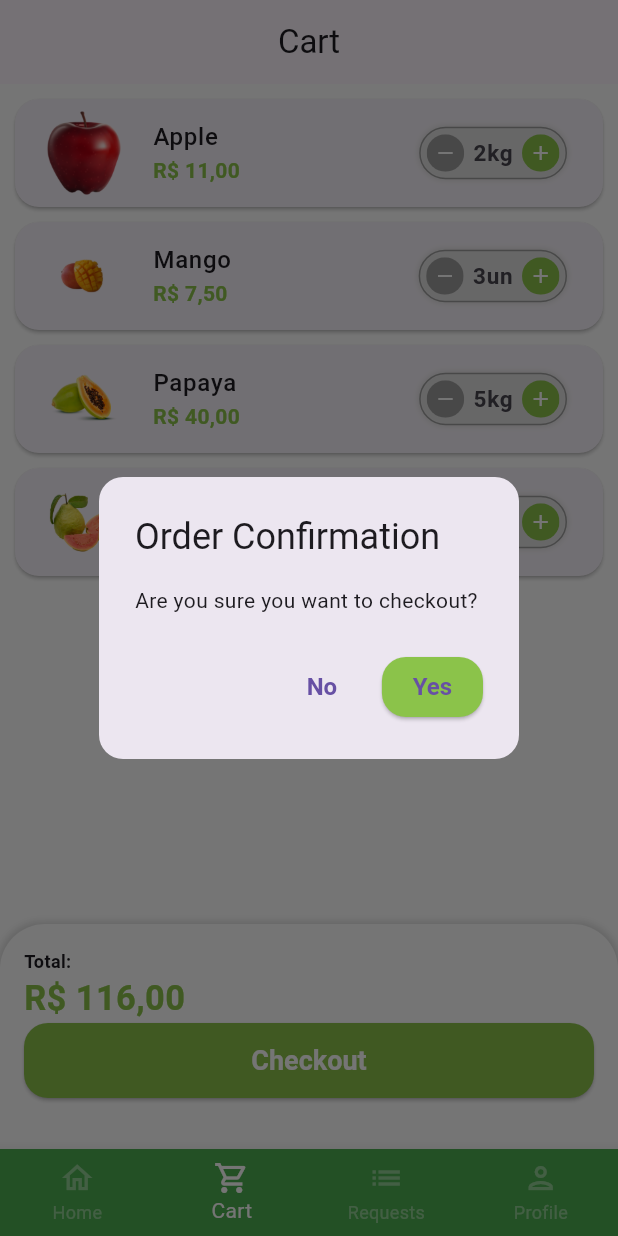
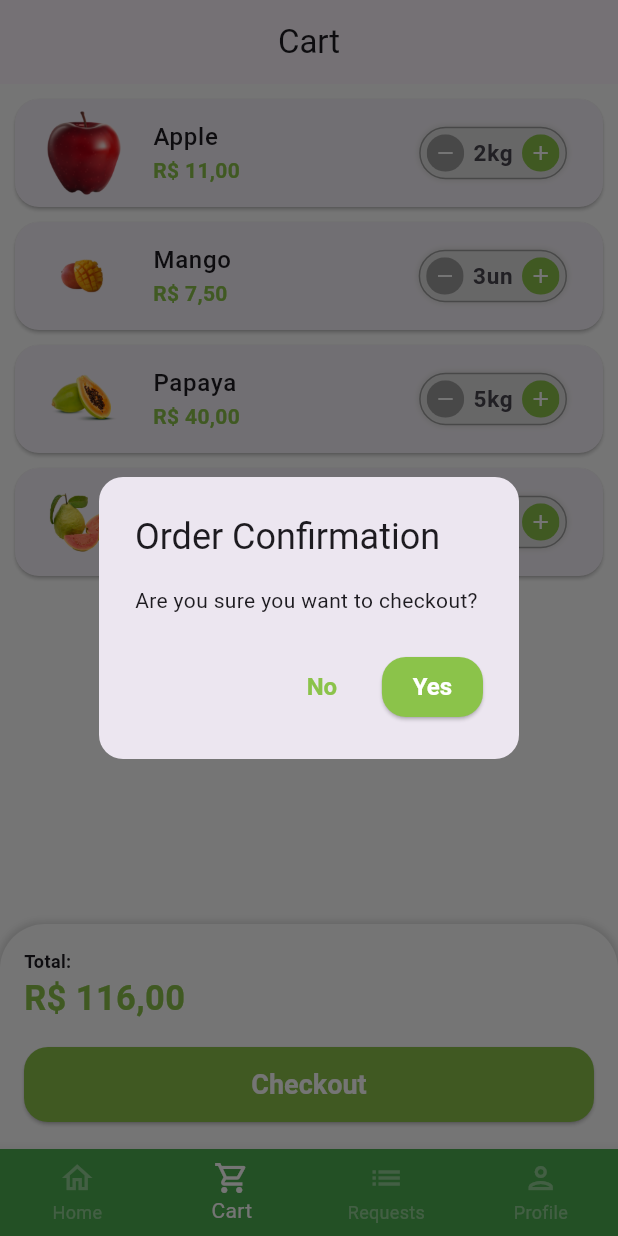
Before and after one commit to felipecastrosales/mercadinho, a Flutter app: the BaseScreen screen opened directly, item 2 of the bottom bar chosen, after a tap on "Checkout", on a phone screen of 412 x 824 dp. Run offline on Flutter 3.47's test engine with Material 3 defaults, Android fonts, the phone set to English and light mode, and no system bars; our stand-ins replace animated_text_kit, fluttertoast, mask_text_input_formatter, qr_flutter; missing offline and left inert: add_to_cart_animation.

Commit message:
chore!: updated project, using theme and tokens, to enhance app template flow

```diff
--- a/lib/src/pages/base/base_screen.dart
+++ b/lib/src/pages/base/base_screen.dart
@@ -6,7 +6,7 @@ import 'package:mercadinho/src/pages/orders/orders_tab.dart';
 import 'package:mercadinho/src/pages/profile/profile_tab.dart';
 
 class BaseScreen extends StatefulWidget {
-  const BaseScreen({Key? key}) : super(key: key);
+  const BaseScreen({super.key});
 
   @override
   State<BaseScreen> createState() => _BaseScreenState();
@@ -34,7 +34,6 @@ class _BaseScreenState extends State<BaseScreen> {
         onTap: (index) {
           setState(() {
             currentIndex = index;
-            // pageController.jumpToPage(index);
             pageController.animateToPage(
               index,
               duration: const Duration(milliseconds: 500),
--- a/lib/src/pages/cart/cart_tab.dart
+++ b/lib/src/pages/cart/cart_tab.dart
@@ -8,7 +8,7 @@ import 'package:mercadinho/src/services/utils_services.dart';
 import 'components/cart_tile.dart';
 
 class CartTab extends StatefulWidget {
-  const CartTab({Key? key}) : super(key: key);
+  const CartTab({super.key});
 
   @override
   State<CartTab> createState() => _CartTabState();
@@ -90,12 +90,14 @@ class _CartTabState extends State<CartTab> {
                     color: CustomColors.customSwatchColor,
                   ),
                 ),
+                const SizedBox(height: 16),
                 SizedBox(
                   height: 50,
                   child: ElevatedButton(
                     onPressed: () async {
                       bool? result = await showOrderConfirmation();
-                      if (result ?? false) {
+
+                      if (context.mounted && (result ?? false)) {
                         showDialog(
                           context: context,
                           builder: (_) {
@@ -109,18 +111,18 @@ class _CartTabState extends State<CartTab> {
                         );
                       }
                     },
+                    style: ElevatedButton.styleFrom(
+                      backgroundColor: CustomColors.customSwatchColor,
+                      shape: RoundedRectangleBorder(
+                        borderRadius: BorderRadius.circular(16),
+                      ),
+                    ),
                     child: const Text(
                       'Checkout',
                       style: TextStyle(
                         color: Colors.white,
                         fontSize: 18,
                       ),
-                    ),
-                    style: ElevatedButton.styleFrom(
-                      shape: RoundedRectangleBorder(
-                        borderRadius: BorderRadius.circular(16),
-                      ),
-                      primary: CustomColors.customSwatchColor,
                     ),
                   ),
                 )
@@ -144,17 +146,23 @@ class _CartTabState extends State<CartTab> {
         actions: [
           TextButton(
             onPressed: () => Navigator.of(context).pop(false),
-            child: const Text('No'),
+            child: Text(
+              'No',
+              style: TextStyle(color: CustomColors.customSwatchColor),
+            ),
           ),
           ElevatedButton(
             style: ElevatedButton.styleFrom(
               shape: RoundedRectangleBorder(
                 borderRadius: BorderRadius.circular(16),
               ),
-              primary: CustomColors.customSwatchColor,
+              backgroundColor: CustomColors.customSwatchColor,
             ),
             onPressed: () => Navigator.of(context).pop(true),
-            child: const Text('Yes'),
+            child: const Text(
+              'Yes',
+              style: TextStyle(color: Colors.white),
+            ),
           ),
         ],
       ),
--- a/lib/src/pages/cart/components/cart_tile.dart
+++ b/lib/src/pages/cart/components/cart_tile.dart
@@ -7,10 +7,10 @@ import 'package:mercadinho/src/services/utils_services.dart';
 
 class CartTile extends StatefulWidget {
   const CartTile({
-    Key? key,
+    super.key,
     required this.cartItem,
     required this.remove,
-  }) : super(key: key);
+  });
 
   final CartItemModel cartItem;
   final Function(CartItemModel) remove;
--- /dev/null
+++ b/lib/src/pages/commom_widgets/buttons/app_button.dart
@@ -0,0 +1,41 @@
+import 'package:flutter/material.dart';
+import 'package:mercadinho/src/pages/commom_widgets/buttons/app_button_type.dart';
+
+class AppButton extends StatelessWidget {
+  const AppButton({
+    super.key,
+    required this.type,
+    required this.title,
+    required this.onPressed,
+  });
+
+  final AppButtonType type;
+  final String title;
+  final VoidCallback onPressed;
+
+  @override
+  Widget build(BuildContext context) {
+    final labelMedium = Theme.of(context).textTheme.labelMedium;
+    final titleWidget = Text(title, style: labelMedium);
+
+    void callBack() {
+      onPressed();
+    }
+
+    final button = switch (type) {
+      AppButtonType.elevated => ElevatedButton(
+          onPressed: callBack,
+          child: titleWidget,
+        ),
+      AppButtonType.outlined => OutlinedButton(
+          onPressed: callBack,
+          child: titleWidget,
+        ),
+    };
+
+    return SizedBox(
+      height: 50,
+      child: button,
+    );
+  }
+}
--- /dev/null
+++ b/lib/src/pages/commom_widgets/buttons/app_button_type.dart
@@ -0,0 +1,4 @@
+enum AppButtonType {
+  outlined,
+  elevated,
+}
--- a/lib/src/pages/commom_widgets/quantity_widget.dart
+++ b/lib/src/pages/commom_widgets/quantity_widget.dart
@@ -4,12 +4,12 @@ import 'package:mercadinho/src/config/custom_colors.dart';
 
 class QuantityWidget extends StatelessWidget {
   const QuantityWidget({
-    Key? key,
+    super.key,
     required this.value,
     required this.suffixText,
     required this.result,
     this.isRemovable = false,
-  }) : super(key: key);
+  });
 
   final int value;
   final String suffixText;
@@ -73,11 +73,10 @@ class QuantityWidget extends StatelessWidget {
 
 class _QuantityButton extends StatelessWidget {
   const _QuantityButton({
-    Key? key,
     required this.color,
     required this.icon,
     required this.onTap,
-  }) : super(key: key);
+  });
 
   final Color color;
   final IconData icon;
--- a/lib/src/pages/home/components/item_tile.dart
+++ b/lib/src/pages/home/components/item_tile.dart
@@ -7,13 +7,13 @@ import 'package:mercadinho/src/services/utils_services.dart';
 
 class ItemTile extends StatefulWidget {
   const ItemTile({
-    Key? key,
+    super.key,
     required this.item,
-    required this.cartAnimationMethod,
-  }) : super(key: key);
+    required this.onClick,
+  });
 
   final ItemModel item;
-  final void Function(GlobalKey) cartAnimationMethod;
+  final void Function(GlobalKey) onClick;
 
   @override
   State<ItemTile> createState() => _ItemTileState();
@@ -62,7 +62,6 @@ class _ItemTileState extends State<ItemTile> {
                       tag: widget.item.imgUrl,
                       child: Image.asset(
                         widget.item.imgUrl,
-                        key: imageGk,
                       ),
                     ),
                   ),
@@ -110,16 +109,19 @@ class _ItemTileState extends State<ItemTile> {
               child: InkWell(
                 onTap: () {
                   switchIcon();
-                  widget.cartAnimationMethod(imageGk);
+                  widget.onClick(imageGk);
                 },
                 child: Ink(
                   height: 40,
                   width: 36,
                   color: CustomColors.customSwatchColor,
-                  child: Icon(
-                    tileIcon,
-                    color: Colors.white,
-                    size: 20,
+                  child: Container(
+                    key: imageGk,
+                    child: Icon(
+                      tileIcon,
+                      color: Colors.white,
+                      size: 20,
+                    ),
                   ),
                 ),
               ),
--- a/lib/src/pages/home/home_tab.dart
+++ b/lib/src/pages/home/home_tab.dart
@@ -1,17 +1,14 @@
+import 'package:add_to_cart_animation/add_to_cart_animation.dart';
 import 'package:flutter/material.dart';
 
-import 'package:add_to_cart_animation/add_to_cart_animation.dart';
-import 'package:add_to_cart_animation/add_to_cart_icon.dart';
-import 'package:badges/badges.dart';
-
+import 'package:mercadinho/src/config/app_data.dart' as appData;
 import 'package:mercadinho/src/config/custom_colors.dart';
-import 'package:mercadinho/src/config/app_data.dart' as appData;
+import 'package:mercadinho/src/pages/home/components/category_tile.dart';
+import 'package:mercadinho/src/pages/home/components/item_tile.dart';
 import 'package:mercadinho/src/services/utils_services.dart';
-import 'components/category_tile.dart';
-import 'components/item_tile.dart';
 
 class HomeTab extends StatefulWidget {
-  const HomeTab({Key? key}) : super(key: key);
+  const HomeTab({super.key});
 
   @override
   State<HomeTab> createState() => _HomeTabState();
@@ -19,41 +16,53 @@ class HomeTab extends StatefulWidget {
 
 class _HomeTabState extends State<HomeTab> {
   String selectedCategory = 'Fruits';
-  GlobalKey<CartIconKey> globayKeyCartItems = GlobalKey<CartIconKey>();
-  late Function(GlobalKey) runAddToCardAnimation;
   final utilsServices = UtilsServices();
 
-  void itemSelectedCartAnimations(GlobalKey gkImage) {
-    runAddToCardAnimation(gkImage);
+  GlobalKey<CartIconKey> cartKey = GlobalKey<CartIconKey>();
+  late Function(GlobalKey) runAddToCartAnimation;
+  var _cartQuantityItems = 0;
+
+  Future<void> listClick(GlobalKey widgetKey) async {
+    await runAddToCartAnimation(widgetKey);
+    await cartKey.currentState!
+        .runCartAnimation((++_cartQuantityItems).toString());
   }
 
   @override
   Widget build(BuildContext context) {
-    return Scaffold(
+    return AddToCartAnimation(
+      cartKey: cartKey,
+      height: 32,
+      width: 32,
+      dragAnimation: const DragToCartAnimationOptions(
+        rotation: true,
+      ),
+      jumpAnimation: const JumpAnimationOptions(
+        duration: Duration(milliseconds: 100),
+        curve: Curves.ease,
+      ),
+      createAddToCartAnimation: (runAddToCartAnimation) {
+        this.runAddToCartAnimation = runAddToCartAnimation;
+      },
+      child: Scaffold(
         appBar: AppBar(
           centerTitle: true,
           backgroundColor: Colors.transparent,
           elevation: 0,
           actions: [
             Padding(
-            padding: const EdgeInsets.only(top: 14, right: 14),
+              padding: const EdgeInsets.only(top: 2, right: 2),
               child: GestureDetector(
                 onTap: () {},
-              child: Badge(
-                badgeContent: const Text(
-                  '2',
-                  style: TextStyle(
-                    color: Colors.white,
-                    fontSize: 12,
-                  ),
-                ),
-                badgeColor: CustomColors.customContrastColor,
                 child: AddToCartIcon(
-                  key: globayKeyCartItems,
+                  key: cartKey,
                   icon: Icon(
                     Icons.shopping_cart,
                     color: CustomColors.customSwatchColor,
                   ),
+                  badgeOptions: const BadgeOptions(
+                    active: true,
+                    backgroundColor: Colors.red,
                   ),
                 ),
               ),
@@ -82,14 +91,7 @@ class _HomeTabState extends State<HomeTab> {
             ),
           ),
         ),
-      body: AddToCartAnimation(
-        gkCart: globayKeyCartItems,
-        previewDuration: const Duration(milliseconds: 100),
-        previewCurve: Curves.ease,
-        receiveCreateAddToCardAnimationMethod: (addToCardAnimationMethod) {
-          runAddToCardAnimation = addToCardAnimationMethod;
-        },
-        child: Column(
+        body: Column(
           children: [
             Padding(
               padding: const EdgeInsets.symmetric(
@@ -127,14 +129,16 @@ class _HomeTabState extends State<HomeTab> {
               child: ListView.separated(
                 scrollDirection: Axis.horizontal,
                 itemCount: appData.categories.length,
-                separatorBuilder: (_, index) => const SizedBox(width: 10),
+                separatorBuilder: (_, index) => const SizedBox(width: 8),
                 itemBuilder: (_, index) {
+                  final category = appData.categories[index];
+
                   return CategoryTile(
-                    category: appData.categories[index],
-                    isSelected: appData.categories[index] == selectedCategory,
+                    category: category,
+                    isSelected: category == selectedCategory,
                     onTap: () {
                       setState(() {
-                        selectedCategory = appData.categories[index];
+                        selectedCategory = category;
                       });
                     },
                   );
@@ -149,14 +153,14 @@ class _HomeTabState extends State<HomeTab> {
                 itemCount: appData.items.length,
                 gridDelegate: const SliverGridDelegateWithFixedCrossAxisCount(
                   crossAxisCount: 2,
-                  mainAxisSpacing: 10,
-                  crossAxisSpacing: 10,
+                  mainAxisSpacing: 8,
+                  crossAxisSpacing: 8,
                   childAspectRatio: 9 / 11.5,
                 ),
                 itemBuilder: (_, index) {
                   return ItemTile(
                     item: appData.items[index],
-                    cartAnimationMethod: itemSelectedCartAnimations,
+                    onClick: listClick,
                   );
                 },
               ),
--- a/lib/src/pages/orders/components/order_tile.dart
+++ b/lib/src/pages/orders/components/order_tile.dart
@@ -8,9 +8,9 @@ import 'order_status_widget.dart';
 
 class OrderTile extends StatelessWidget {
   OrderTile({
-    Key? key,
+    super.key,
     required this.order,
-  }) : super(key: key);
+  });
   final OrderModel order;
   final utilsServices = UtilsServices();
 
@@ -18,7 +18,7 @@ class OrderTile extends StatelessWidget {
   Widget build(BuildContext context) {
     return Card(
       shape: RoundedRectangleBorder(
-        borderRadius: BorderRadius.circular(15),
+        borderRadius: BorderRadius.circular(16),
       ),
       child: Theme(
         data: Theme.of(context).copyWith(
@@ -43,6 +43,7 @@ class OrderTile extends StatelessWidget {
           childrenPadding: const EdgeInsets.fromLTRB(16, 0, 16, 16),
           expandedCrossAxisAlignment: CrossAxisAlignment.stretch,
           children: [
+            const SizedBox(height: 8),
             IntrinsicHeight(
               child: Row(
                 children: [
@@ -94,6 +95,9 @@ class OrderTile extends StatelessWidget {
             Visibility(
               visible: order.status == 'pending_payment',
               child: ElevatedButton.icon(
+                style: ElevatedButton.styleFrom(
+                  backgroundColor: Colors.green[600],
+                ),
                 onPressed: () {
                   showDialog(
                     context: context,
@@ -102,15 +106,17 @@ class OrderTile extends StatelessWidget {
                     },
                   );
                 },
-                style: ElevatedButton.styleFrom(
-                    shape: RoundedRectangleBorder(
-                  borderRadius: BorderRadius.circular(16),
-                )),
                 icon: Image.asset(
                   'assets/app_images/pix.png',
                   height: 18,
+                  color: Colors.green[100],
                 ),
-                label: const Text('View QRCode PIX'),
+                label: Text(
+                  'View QRCode PIX',
+                  style: TextStyle(
+                    color: Colors.green[100],
+                  ),
+                ),
               ),
             )
           ],
@@ -122,10 +128,9 @@ class OrderTile extends StatelessWidget {
 
 class _OrderItemWidget extends StatelessWidget {
   const _OrderItemWidget({
-    Key? key,
     required this.orderItem,
     required this.utilsServices,
-  }) : super(key: key);
+  });
 
   final CartItemModel orderItem;
   final UtilsServices utilsServices;
@@ -135,6 +140,7 @@ class _OrderItemWidget extends StatelessWidget {
     return Padding(
       padding: const EdgeInsets.only(bottom: 8),
       child: Row(
+        mainAxisSize: MainAxisSize.min,
         children: [
           Text(
             '${orderItem.quantity} x ${orderItem.item.unit} ',
--- a/lib/src/pages/orders/orders_tab.dart
+++ b/lib/src/pages/orders/orders_tab.dart
@@ -4,7 +4,7 @@ import 'package:mercadinho/src/config/app_data.dart' as appData;
 import 'components/order_tile.dart';
 
 class OrdersTab extends StatelessWidget {
-  const OrdersTab({Key? key}) : super(key: key);
+  const OrdersTab({super.key});
 
   @override
   Widget build(BuildContext context) {
--- a/lib/src/pages/profile/profile_tab.dart
+++ b/lib/src/pages/profile/profile_tab.dart
@@ -1,10 +1,12 @@
 import 'package:flutter/material.dart';
 
 import 'package:mercadinho/src/config/app_data.dart' as appData;
+import 'package:mercadinho/src/pages/commom_widgets/buttons/app_button.dart';
+import 'package:mercadinho/src/pages/commom_widgets/buttons/app_button_type.dart';
 import 'package:mercadinho/src/pages/commom_widgets/custom_text_field.dart';
 
 class ProfileTab extends StatefulWidget {
-  const ProfileTab({Key? key}) : super(key: key);
+  const ProfileTab({super.key});
 
   @override
   State<ProfileTab> createState() => _ProfileTabState();
@@ -52,21 +54,13 @@ class _ProfileTabState extends State<ProfileTab> {
             label: 'CPF',
             isSecret: true,
           ),
-          SizedBox(
-            height: 50,
-            child: OutlinedButton(
-              style: ElevatedButton.styleFrom(
-                shape: RoundedRectangleBorder(
-                  side: const BorderSide(color: Colors.green),
-                  borderRadius: BorderRadius.circular(16),
-                ),
-              ),
-              onPressed: () {
-                updatePassword();
-              },
-              child: const Text('Update password'),
-            ),
-          )
+          AppButton(
+            type: AppButtonType.outlined,
+            title: 'Update password',
+            onPressed: () {
+              updatePassword();
+            },
+          ),
         ],
       ),
     );
@@ -115,22 +109,10 @@ class _ProfileTabState extends State<ProfileTab> {
                         label: 'Confirm password',
                         isSecret: true,
                       ),
-                      SizedBox(
-                        height: 50,
-                        child: ElevatedButton(
-                          onPressed: () {},
-                          style: ElevatedButton.styleFrom(
-                            shape: RoundedRectangleBorder(
-                              borderRadius: BorderRadius.circular(16),
-                            ),
-                          ),
-                          child: const Text(
-                            'Update',
-                            style: TextStyle(
-                              fontSize: 18,
-                            ),
-                          ),
-                        ),
+                      AppButton(
+                        type: AppButtonType.elevated,
+                        title: 'Update',
+                        onPressed: () {},
                       ),
                     ],
                   ),
```
Also changed, not shown: lib/src/pages/auth/sign_in_screen.dart (+11 -44 lines), lib/src/pages/auth/sign_up_screen.dart (+17 -25 lines), lib/src/pages/commom_widgets/custom_text_field.dart (+31 -2 lines), lib/src/pages/commom_widgets/payment_dialog.dart (+9 -13 lines), lib/src/pages/home/components/category_tile.dart (+8 -5 lines), lib/src/pages/orders/components/order_status_widget.dart (+4 -5 lines), lib/src/pages/product/product_screen.dart (+2 -7 lines), pubspec.yaml (+9 -11 lines), pubspec.lock. Lines whose indentation alone changed are shown as unchanged.
